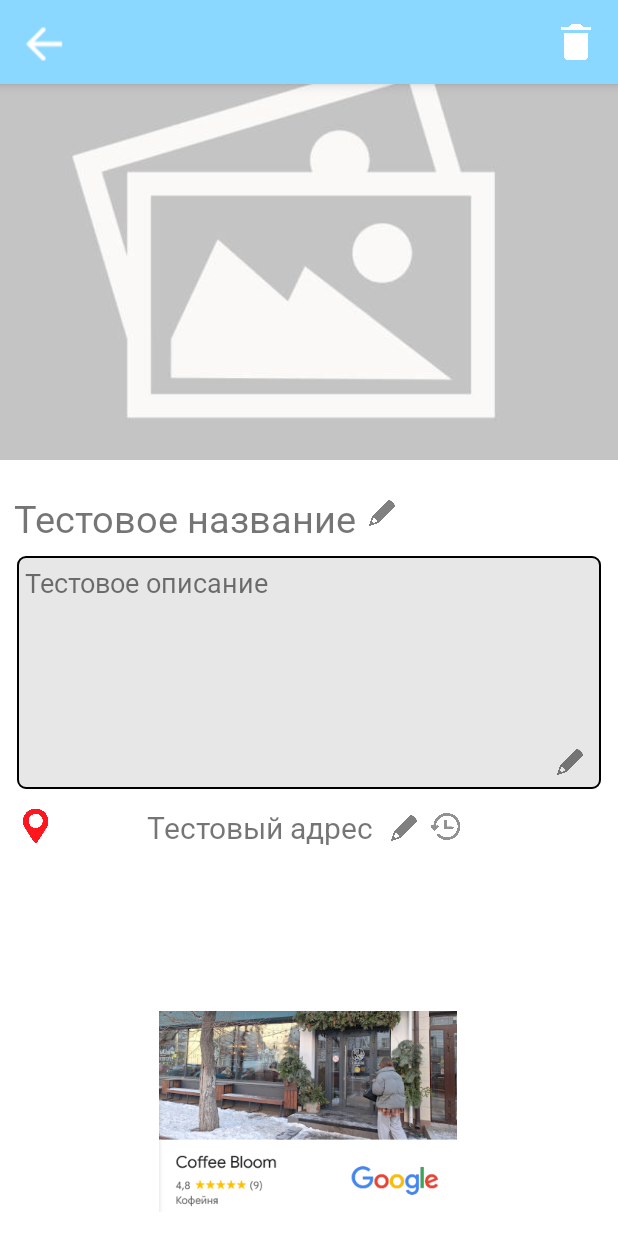
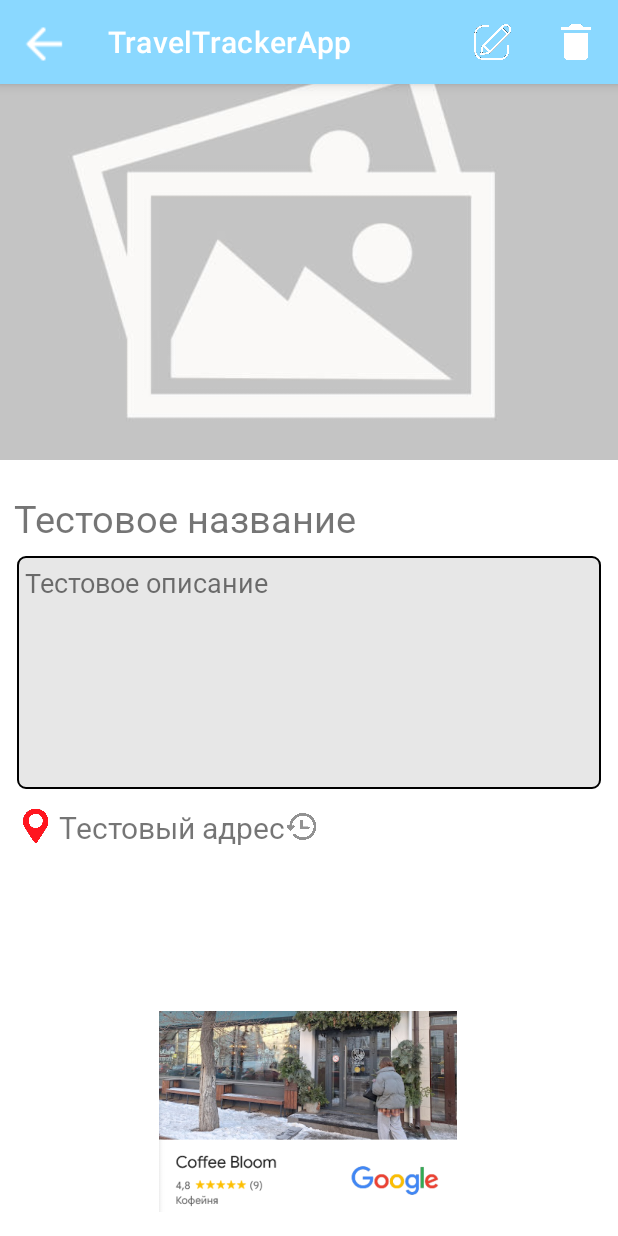
Before and after one commit to ArtemDaemon/TravelTrackerApp, an Android app: the PlaceDetailsActivity screen opened directly, with no data from a screen before it, on a phone screen of 412 x 824 dp. Run offline under Robolectric (Android 15) with nearby library versions, the phone set to English and light mode, and no system bars; our stand-ins replace Room's generated code.

Commit message:
Добавил добавление места

```diff
--- a/app/src/main/java/com/example/traveltrackerapp/PlaceDetailsActivity.java
+++ b/app/src/main/java/com/example/traveltrackerapp/PlaceDetailsActivity.java
@@ -1,7 +1,9 @@
 package com.example.traveltrackerapp;
 
+import android.content.Intent;
 import android.net.Uri;
 import android.os.Bundle;
+import android.view.Menu;
 import android.view.MenuItem;
 import android.widget.ImageView;
 import android.widget.TextView;
@@ -44,6 +46,20 @@ public class PlaceDetailsActivity extends AppCompatActivity {
         });
 
         Toolbar toolbar = findViewById(R.id.toolbar);
+        setSupportActionBar(toolbar);
         toolbar.setNavigationOnClickListener(v -> {finish();});
     }
+
+    @Override
+    public boolean onCreateOptionsMenu(Menu menu) {
+        getMenuInflater().inflate(R.menu.toolbar_menu_show, menu);
+        return true;
+    }
+
+    @Override
+    public boolean onOptionsItemSelected(@NonNull MenuItem item) {
+        if (item.getItemId() == R.id.action_edit) {
+            Intent intent = new Intent(this, CreateActivity.class);
+        }
+    }
 }
--- a/app/src/main/res/layout/activity_place.xml
+++ b/app/src/main/res/layout/activity_place.xml
@@ -1,6 +1,7 @@
 <?xml version="1.0" encoding="utf-8"?>
 <androidx.constraintlayout.widget.ConstraintLayout xmlns:android="http://schemas.android.com/apk/res/android"
     xmlns:app="http://schemas.android.com/apk/res-auto"
+    xmlns:tools="http://schemas.android.com/tools"
     android:layout_width="match_parent"
     android:layout_height="match_parent">
 
@@ -40,18 +41,6 @@
         app:layout_constraintStart_toStartOf="parent"
         app:layout_constraintTop_toBottomOf="@+id/place_detail_image" />
 
-    <ImageView
-        android:id="@+id/imageView5"
-        android:layout_width="17dp"
-        android:layout_height="20dp"
-        android:layout_marginStart="8dp"
-        android:layout_marginTop="20dp"
-        android:contentDescription="@string/place_name_edit_icon"
-        app:layout_constraintStart_toEndOf="@+id/place_detail_name"
-        app:layout_constraintTop_toBottomOf="@+id/place_detail_image"
-        app:srcCompat="@drawable/ic_edit"
-        android:alpha=".5"/>
-
     <TextView
         android:id="@+id/place_detail_description"
         android:layout_width="389dp"
@@ -65,30 +54,6 @@
         app:layout_constraintEnd_toEndOf="parent"
         app:layout_constraintStart_toStartOf="parent"
         app:layout_constraintTop_toBottomOf="@+id/place_detail_name" />
-
-    <ImageView
-        android:id="@+id/imageView6"
-        android:layout_width="17dp"
-        android:layout_height="20dp"
-        android:layout_marginEnd="12dp"
-        android:layout_marginBottom="8dp"
-        android:alpha=".5"
-        android:contentDescription="@string/place_name_edit_icon"
-        app:layout_constraintBottom_toBottomOf="@+id/place_detail_description"
-        app:layout_constraintEnd_toEndOf="@+id/place_detail_description"
-        app:srcCompat="@drawable/ic_edit" />
-
-    <ImageView
-        android:id="@+id/imageView8"
-        android:layout_width="17dp"
-        android:layout_height="20dp"
-        android:layout_marginStart="12dp"
-        android:layout_marginTop="16dp"
-        android:alpha=".5"
-        android:contentDescription="@string/place_name_edit_icon"
-        app:layout_constraintStart_toEndOf="@+id/place_detail_address"
-        app:layout_constraintTop_toBottomOf="@+id/place_detail_description"
-        app:srcCompat="@drawable/ic_edit" />
 
     <ImageView
         android:id="@+id/imageView7"
@@ -109,22 +74,19 @@
         android:fontFamily="@font/roboto"
         android:text='@string/place_address'
         android:textSize="20sp"
-        app:layout_constraintEnd_toEndOf="parent"
-        app:layout_constraintHorizontal_bias="0.375"
-        app:layout_constraintStart_toStartOf="parent"
+        app:layout_constraintStart_toEndOf="@+id/imageView7"
         app:layout_constraintTop_toBottomOf="@+id/place_detail_description" />
 
     <ImageView
         android:id="@+id/imageView9"
         android:layout_width="22dp"
         android:layout_height="18dp"
-        android:layout_marginStart="8dp"
         android:layout_marginTop="16dp"
+        android:alpha=".5"
         android:contentDescription="@string/refresh_address_icon"
-        app:layout_constraintStart_toEndOf="@+id/imageView8"
+        app:layout_constraintStart_toEndOf="@+id/place_detail_address"
         app:layout_constraintTop_toBottomOf="@+id/place_detail_description"
-        app:srcCompat="@drawable/ic_places"
-        android:alpha=".5"/>
+        app:srcCompat="@drawable/ic_places" />
 
     <ImageView
         android:id="@+id/imageView10"
--- a/app/src/main/res/menu/toolbar_menu_show.xml
+++ b/app/src/main/res/menu/toolbar_menu_show.xml
@@ -1,5 +1,10 @@
 <menu xmlns:android="http://schemas.android.com/apk/res/android"
     xmlns:app="http://schemas.android.com/apk/res-auto">
+    <item
+        android:id="@+id/action_edit"
+        android:title="@string/edit_icon"
+        android:icon="@drawable/ic_edit"
+        app:showAsAction="ifRoom"/>
     <item
         android:id="@+id/action_cart"
         android:icon="@drawable/ic_cart"
--- a/app/src/main/res/values/strings.xml
+++ b/app/src/main/res/values/strings.xml
@@ -26,4 +26,5 @@
     <string name="new_place_address">Адрес не найден</string>
     <string name="google_widget">Google widget</string>
     <string name="card_place_photo">Card place photo</string>
+    <string name="edit_icon">Редактировать</string>
 </resources>
```
Also changed, not shown: app/src/main/java/com/example/traveltrackerapp/CreateActivity.java (+109 -20 lines), app/src/main/res/drawable/ic_edit.png.
